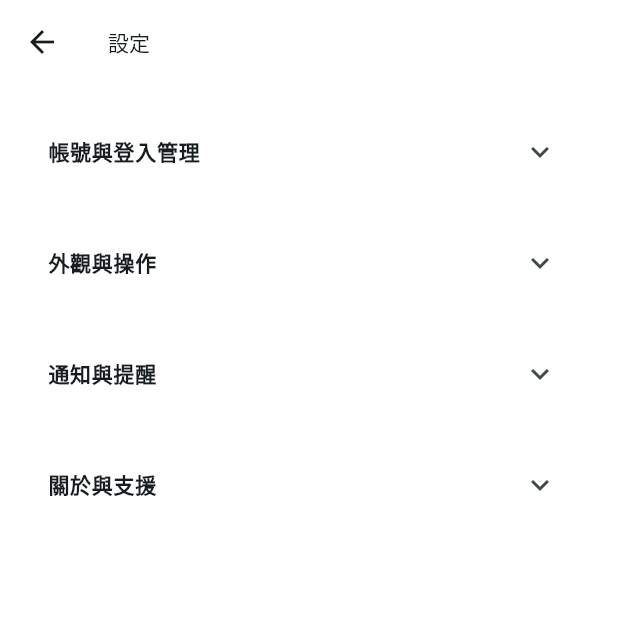
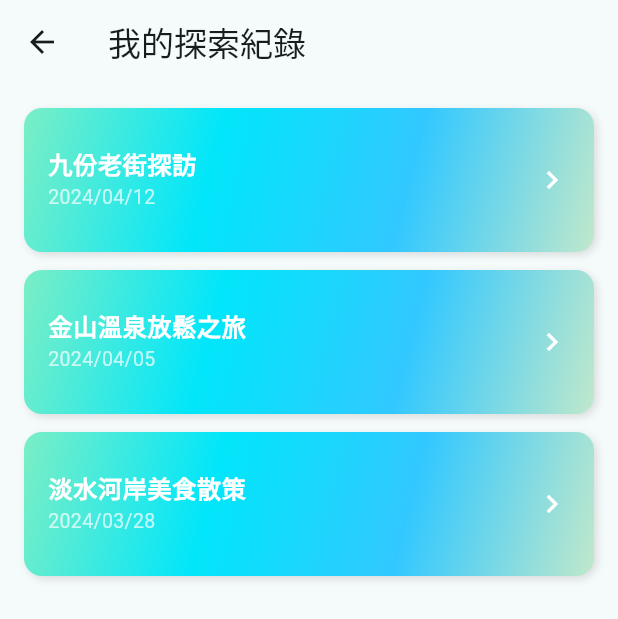
Before and after one commit to ja-errorpro/Wandering, a Flutter app: the ProfilePage screen opened directly, after a tap on "我的探索記錄", on a phone screen of 412 x 824 dp. Shown: the top 619 px of the screen. Run offline on Flutter 3.47's test engine with Material 3 defaults, Android fonts, the phone set to English and light mode, and no system bars; our stand-ins replace cloud_firestore, csv, firebase_auth, firebase_core, firebase_storage, fl_chart and 7 more; accounts and stored records are empty.

Commit message:
add explore_log page

```diff
--- /dev/null
+++ b/lib/page/MyExplore_log_page.dart
@@ -0,0 +1,100 @@
+import 'package:flutter/material.dart';
+import 'all_page.dart'; // 匯入所有頁面
+
+class MyExploreLogPage extends StatelessWidget {
+  const MyExploreLogPage({Key? key}) : super(key: key);
+
+  @override
+  Widget build(BuildContext context) {
+    final List<Map<String, String>> logs = [
+      {
+        'title': '九份老街探訪',
+        'date': '2024/04/12',
+        'detail': '造訪了九份老街，品嚐芋圓、草仔粿與傳統茶館美景，並拍攝了山城夜景。'
+      },
+      {
+        'title': '金山溫泉放鬆之旅',
+        'date': '2024/04/05',
+        'detail': '入住金山溫泉飯店，享受私人湯屋與在地海產，傍晚至磺港散步拍照。'
+      },
+      {
+        'title': '淡水河岸美食散策',
+        'date': '2024/03/28',
+        'detail': '走訪淡水老街，品嚐阿給、魚丸湯及鐵蛋，黃昏時分欣賞夕陽與街頭藝人表演。'
+      },
+    ];
+
+    return Scaffold(
+      appBar: AppBar(
+        title: const Text('我的探索紀錄'),
+      ),
+      body: ListView.separated(
+        padding: const EdgeInsets.all(16),
+        itemCount: logs.length,
+        separatorBuilder: (_, __) => const SizedBox(height: 12),
+        itemBuilder: (context, index) {
+          final log = logs[index];
+          return Container(
+            decoration: BoxDecoration(
+              gradient: LinearGradient(
+                colors: getCardGradientColors(),
+                begin: Alignment.topLeft,
+                end: Alignment.bottomRight,
+              ),
+              borderRadius: BorderRadius.circular(12),
+              boxShadow: [
+                BoxShadow(
+                  color: Colors.black12,
+                  blurRadius: 4,
+                  offset: Offset(2, 2),
+                )
+              ],
+            ),
+            child: ListTile(
+              contentPadding: const EdgeInsets.symmetric(horizontal: 16, vertical: 12),
+              title: Text(
+                log['title']!,
+                style: const TextStyle(
+                  fontWeight: FontWeight.bold,
+                  fontSize: 16,
+                  color: Colors.white,
+                ),
+              ),
+              subtitle: Text(
+                log['date']!,
+                style: const TextStyle(
+                  fontSize: 13,
+                  color: Colors.white70,
+                ),
+              ),
+              trailing: const Icon(Icons.chevron_right, color: Colors.white),
+              onTap: () {
+                showDialog(
+                  context: context,
+                  builder: (context) => AlertDialog(
+                    title: Text(log['title']!),
+                    content: Column(
+                      mainAxisSize: MainAxisSize.min,
+                      crossAxisAlignment: CrossAxisAlignment.start,
+                      children: [
+                        Text('日期：${log['date']}'),
+                        const SizedBox(height: 12),
+                        Text(log['detail'] ?? ''),
+                      ],
+                    ),
+                    actions: [
+                      TextButton(
+                        onPressed: () => Navigator.pop(context),
+                        child: const Text('關閉'),
+                      )
+                    ],
+                  ),
+                );
+              },
+            ),
+          );
+        },
+      ),
+    );
+  }
+}
--- a/lib/page/all_page.dart
+++ b/lib/page/all_page.dart
@@ -11,9 +11,9 @@ export 'AccommodationTypeSelection_page.dart';
 export 'explore_page.dart';
 export 'profile_page.dart';
 
-export 'self_info_page.dart';
+export 'user_info_page.dart';
+export 'MyExplore_log_page.dart';
 export 'review_page.dart';
-
 export 'ShareApp_page.dart';
 export 'Contact_us_page.dart';
 export 'settings_page.dart';
--- a/lib/page/guiding_page.dart
+++ b/lib/page/guiding_page.dart
@@ -1,6 +1,5 @@
 import 'package:flutter/material.dart';
 import 'package:flutter_animate/flutter_animate.dart';
-import 'package:google_fonts/google_fonts.dart'; // 假設您使用 Google Fonts
 import 'all_page.dart'; // 假設您的所有頁面都在這個文件中匯入
 // import '../icons.dart'; // 假設您的自定義圖標在這個文件中
 
--- a/lib/page/profile_page.dart
+++ b/lib/page/profile_page.dart
@@ -174,10 +174,10 @@ class _ProfilePageState extends State<ProfilePage> {
         // 處理列表項點擊事件
         print('$title 點擊');
         if (title == '我的資料') {
-          // Navigator.push(
-          //   context,
-          //   MaterialPageRoute(builder: (context) => SelfInfoPage()),
-          // );
+          Navigator.push(
+            context,
+            MaterialPageRoute(builder: (context) => UserInfoPage()),
+          );
         }
         else if (title == '我的收藏') {
           Navigator.push(
@@ -188,7 +188,7 @@ class _ProfilePageState extends State<ProfilePage> {
         else if (title == '我的探索記錄') {
           Navigator.push(
             context,
-            MaterialPageRoute(builder: (context) => SettingsPage()),
+            MaterialPageRoute(builder: (context) => MyExploreLogPage()),
           );
         }
         else if (title == '評論與心得') {
```
Also changed, not shown: lib/page/self_info_page.dart (deleted, +0 -47 lines), lib/page/user_info_page.dart (added, +75 -0 lines).
